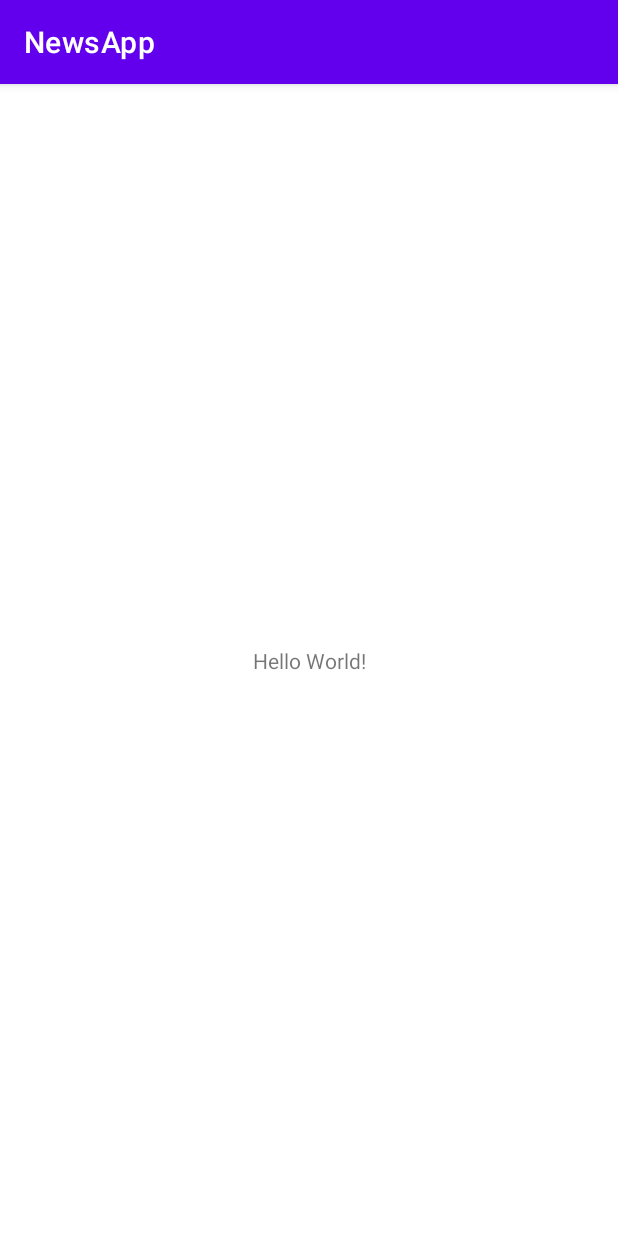
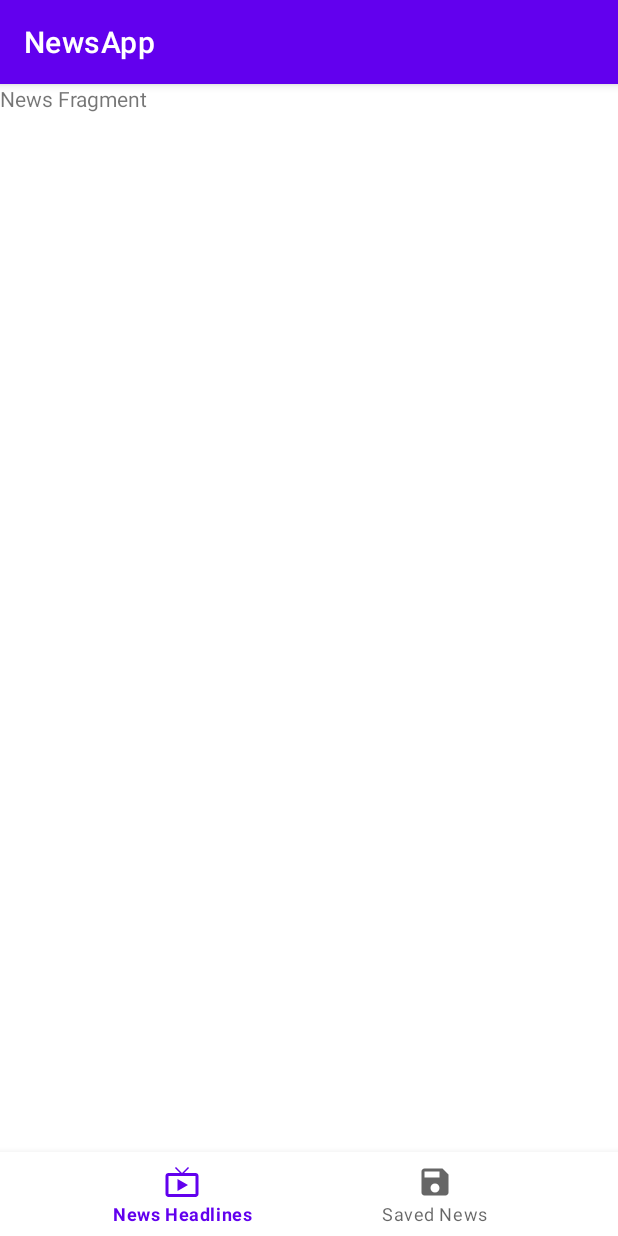
Before and after one commit to abdulvvahid/NewsApp, an Android app: the screen it shows after launch (MainActivity), on a phone screen of 412 x 824 dp. Run offline under Robolectric (Android 15) with nearby library versions, the phone set to English and light mode, and no system bars; our stand-ins replace Dagger/Hilt's generated code, data binding, navigation-ui.

Commit message:
Fragmentlar ve nav bar oluşturuldu.

```diff
--- a/app/build.gradle
+++ b/app/build.gradle
@@ -3,6 +3,7 @@ plugins {
     id 'kotlin-android'
     id 'kotlin-kapt'
     id 'dagger.hilt.android.plugin'
+    id 'androidx.navigation.safeargs'
 }
 
 android {
@@ -48,6 +49,7 @@ dependencies {
     implementation 'androidx.appcompat:appcompat:1.3.1'
     implementation 'com.google.android.material:material:1.4.0'
     implementation 'androidx.constraintlayout:constraintlayout:2.0.4'
+    implementation 'androidx.legacy:legacy-support-v4:1.0.0'
 
     def lifecycle_version = "2.4.0-alpha03"
 
@@ -78,6 +80,10 @@ dependencies {
     implementation "com.google.dagger:hilt-android:2.38.1"
     kapt "com.google.dagger:hilt-compiler:2.38.1"
 
+    // Navigation -- https://developer.android.com/jetpack/androidx/releases/navigation
+    implementation "androidx.navigation:navigation-fragment-ktx:2.3.5"
+    implementation "androidx.navigation:navigation-ui-ktx:2.3.5"
+
     // MockWebServer -- https://github.com/square/okhttp/tree/master/mockwebserver
     testImplementation "com.squareup.okhttp3:mockwebserver:4.9.1"
 
--- /dev/null
+++ b/app/src/main/java/com/noor/newsapp/InfoFragment.kt
@@ -0,0 +1,23 @@
+package com.noor.newsapp
+
+import android.os.Bundle
+import androidx.fragment.app.Fragment
+import android.view.LayoutInflater
+import android.view.View
+import android.view.ViewGroup
+import com.noor.newsapp.databinding.FragmentInfoBinding
+
+class InfoFragment : Fragment() {
+
+    private lateinit var binding: FragmentInfoBinding
+
+    override fun onCreateView(
+        inflater: LayoutInflater, container: ViewGroup?,
+        savedInstanceState: Bundle?
+    ): View? {
+        binding = FragmentInfoBinding.inflate(layoutInflater, container, false)
+        // Inflate the layout for this fragment
+        return binding.root
+    }
+
+}
--- a/app/src/main/java/com/noor/newsapp/MainActivity.kt
+++ b/app/src/main/java/com/noor/newsapp/MainActivity.kt
@@ -2,10 +2,24 @@ package com.noor.newsapp
 
 import androidx.appcompat.app.AppCompatActivity
 import android.os.Bundle
+import androidx.databinding.DataBindingUtil
+import androidx.navigation.fragment.NavHostFragment
+import androidx.navigation.ui.setupWithNavController
+import com.noor.newsapp.databinding.ActivityMainBinding
 
 class MainActivity : AppCompatActivity() {
+
+    private lateinit var binding: ActivityMainBinding
+
     override fun onCreate(savedInstanceState: Bundle?) {
         super.onCreate(savedInstanceState)
-        setContentView(R.layout.activity_main)
+        binding = ActivityMainBinding.inflate(layoutInflater)
+        setContentView(binding.root)
+
+        val navHostFragment = supportFragmentManager.findFragmentById(R.id.fragmentContainerView) as NavHostFragment
+        val navController = navHostFragment.navController
+        binding.bottomNavigationBar.setupWithNavController(
+            navController
+        )
     }
 }
--- /dev/null
+++ b/app/src/main/java/com/noor/newsapp/NewsFragment.kt
@@ -0,0 +1,22 @@
+package com.noor.newsapp
+
+import android.os.Bundle
+import androidx.fragment.app.Fragment
+import android.view.LayoutInflater
+import android.view.View
+import android.view.ViewGroup
+import com.noor.newsapp.databinding.FragmentNewsBinding
+
+class NewsFragment : Fragment() {
+
+    private lateinit var binding: FragmentNewsBinding
+    override fun onCreateView(
+        inflater: LayoutInflater, container: ViewGroup?,
+        savedInstanceState: Bundle?
+    ): View? {
+        // Inflate the layout for this fragment
+        binding = FragmentNewsBinding.inflate(layoutInflater, container, false)
+        return binding.root
+    }
+
+}
--- /dev/null
+++ b/app/src/main/java/com/noor/newsapp/SavedFragment.kt
@@ -0,0 +1,23 @@
+package com.noor.newsapp
+
+import android.os.Bundle
+import androidx.fragment.app.Fragment
+import android.view.LayoutInflater
+import android.view.View
+import android.view.ViewGroup
+import com.noor.newsapp.databinding.FragmentSavedBinding
+
+class SavedFragment : Fragment() {
+
+    private lateinit var binding: FragmentSavedBinding
+
+    override fun onCreateView(
+        inflater: LayoutInflater, container: ViewGroup?,
+        savedInstanceState: Bundle?
+    ): View? {
+        binding = FragmentSavedBinding.inflate(layoutInflater, container, false)
+        // Inflate the layout for this fragment
+        return binding.root
+    }
+
+}
--- a/app/src/main/java/com/noor/newsapp/presentation/NewsApp.kt
+++ b/app/src/main/java/com/noor/newsapp/presentation/NewsApp.kt
@@ -4,5 +4,4 @@ import android.app.Application
 import dagger.hilt.android.HiltAndroidApp
 
 @HiltAndroidApp
-class NewsApp: Application() {
-}
+class NewsApp: Application()
--- /dev/null
+++ b/app/src/main/res/drawable/ic_save.xml
@@ -0,0 +1,10 @@
+<vector xmlns:android="http://schemas.android.com/apk/res/android"
+    android:width="24dp"
+    android:height="24dp"
+    android:viewportWidth="24"
+    android:viewportHeight="24"
+    android:tint="?attr/colorControlNormal">
+  <path
+      android:fillColor="@android:color/white"
+      android:pathData="M17,3L5,3c-1.11,0 -2,0.9 -2,2v14c0,1.1 0.89,2 2,2h14c1.1,0 2,-0.9 2,-2L21,7l-4,-4zM12,19c-1.66,0 -3,-1.34 -3,-3s1.34,-3 3,-3 3,1.34 3,3 -1.34,3 -3,3zM15,9L5,9L5,5h10v4z"/>
+</vector>
--- /dev/null
+++ b/app/src/main/res/drawable/ic_tv.xml
@@ -0,0 +1,10 @@
+<vector xmlns:android="http://schemas.android.com/apk/res/android"
+    android:width="24dp"
+    android:height="24dp"
+    android:viewportWidth="24"
+    android:viewportHeight="24"
+    android:tint="?attr/colorControlNormal">
+  <path
+      android:fillColor="@android:color/white"
+      android:pathData="M21,6h-7.59l3.29,-3.29L16,2l-4,4 -4,-4 -0.71,0.71L10.59,6L3,6c-1.1,0 -2,0.89 -2,2v12c0,1.1 0.9,2 2,2h18c1.1,0 2,-0.9 2,-2L23,8c0,-1.11 -0.9,-2 -2,-2zM21,20L3,20L3,8h18v12zM9,10v8l7,-4z"/>
+</vector>
--- a/app/src/main/res/layout/activity_main.xml
+++ b/app/src/main/res/layout/activity_main.xml
@@ -1,18 +1,34 @@
 <?xml version="1.0" encoding="utf-8"?>
-<androidx.constraintlayout.widget.ConstraintLayout xmlns:android="http://schemas.android.com/apk/res/android"
+<layout xmlns:android="http://schemas.android.com/apk/res/android"
     xmlns:app="http://schemas.android.com/apk/res-auto"
-    xmlns:tools="http://schemas.android.com/tools"
+    xmlns:tools="http://schemas.android.com/tools">
+
+    <androidx.constraintlayout.widget.ConstraintLayout
         android:layout_width="match_parent"
         android:layout_height="match_parent"
         tools:context=".MainActivity">
 
-    <TextView
-        android:layout_width="wrap_content"
+
+        <androidx.fragment.app.FragmentContainerView
+            android:id="@+id/fragmentContainerView"
+            android:name="androidx.navigation.fragment.NavHostFragment"
+            android:layout_width="match_parent"
+            android:layout_height="0dp"
+            app:defaultNavHost="true"
+            app:layout_constraintBottom_toTopOf="@+id/bottom_navigation_bar"
+            app:layout_constraintEnd_toEndOf="parent"
+            app:layout_constraintStart_toStartOf="parent"
+            app:layout_constraintTop_toTopOf="parent"
+            app:navGraph="@navigation/nav_graph" />
+
+        <com.google.android.material.bottomnavigation.BottomNavigationView
+            android:id="@+id/bottom_navigation_bar"
+            android:layout_width="match_parent"
             android:layout_height="wrap_content"
-        android:text="Hello World!"
             app:layout_constraintBottom_toBottomOf="parent"
-        app:layout_constraintLeft_toLeftOf="parent"
-        app:layout_constraintRight_toRightOf="parent"
-        app:layout_constraintTop_toTopOf="parent" />
+            app:layout_constraintEnd_toEndOf="parent"
+            app:layout_constraintStart_toStartOf="parent"
+            app:menu="@menu/bottom_menu" />
 
     </androidx.constraintlayout.widget.ConstraintLayout>
+</layout>
--- /dev/null
+++ b/app/src/main/res/layout/fragment_info.xml
@@ -0,0 +1,16 @@
+<?xml version="1.0" encoding="utf-8"?>
+<layout xmlns:android="http://schemas.android.com/apk/res/android"
+    xmlns:tools="http://schemas.android.com/tools">
+
+    <FrameLayout
+        android:layout_width="match_parent"
+        android:layout_height="match_parent"
+        tools:context=".InfoFragment">
+
+        <TextView
+            android:layout_width="match_parent"
+            android:layout_height="match_parent"
+            android:text="Info Fragment" />
+
+    </FrameLayout>
+</layout>
--- /dev/null
+++ b/app/src/main/res/layout/fragment_news.xml
@@ -0,0 +1,17 @@
+<?xml version="1.0" encoding="utf-8"?>
+<layout xmlns:android="http://schemas.android.com/apk/res/android"
+    xmlns:tools="http://schemas.android.com/tools">
+
+    <FrameLayout
+        android:layout_width="match_parent"
+        android:layout_height="match_parent"
+        tools:context=".NewsFragment">
+
+        <!-- TODO: Update blank fragment layout -->
+        <TextView
+            android:layout_width="match_parent"
+            android:layout_height="match_parent"
+            android:text="News Fragment " />
+
+    </FrameLayout>
+</layout>
--- /dev/null
+++ b/app/src/main/res/layout/fragment_saved.xml
@@ -0,0 +1,17 @@
+<?xml version="1.0" encoding="utf-8"?>
+<layout xmlns:android="http://schemas.android.com/apk/res/android"
+    xmlns:tools="http://schemas.android.com/tools">
+
+    <FrameLayout
+        android:layout_width="match_parent"
+        android:layout_height="match_parent"
+        tools:context=".SavedFragment">
+
+        <!-- TODO: Update blank fragment layout -->
+        <TextView
+            android:layout_width="match_parent"
+            android:layout_height="match_parent"
+            android:text="Saved Fragment" />
+
+    </FrameLayout>
+</layout>
--- /dev/null
+++ b/app/src/main/res/menu/bottom_menu.xml
@@ -0,0 +1,13 @@
+<?xml version="1.0" encoding="utf-8"?>
+<menu xmlns:android="http://schemas.android.com/apk/res/android"
+    xmlns:app="http://schemas.android.com/apk/res-auto">
+
+    <item
+        android:id="@+id/newsFragment"
+        android:icon="@drawable/ic_tv"
+        android:title="News Headlines" />
+    <item
+        android:id="@+id/savedFragment"
+        android:icon="@drawable/ic_save"
+        android:title="Saved News" />
+</menu>
--- /dev/null
+++ b/app/src/main/res/navigation/nav_graph.xml
@@ -0,0 +1,31 @@
+<?xml version="1.0" encoding="utf-8"?>
+<navigation xmlns:android="http://schemas.android.com/apk/res/android"
+    xmlns:app="http://schemas.android.com/apk/res-auto"
+    xmlns:tools="http://schemas.android.com/tools"
+    android:id="@+id/nav_graph"
+    app:startDestination="@id/newsFragment">
+
+    <fragment
+        android:id="@+id/newsFragment"
+        android:name="com.noor.newsapp.NewsFragment"
+        android:label="fragment_news"
+        tools:layout="@layout/fragment_news" >
+        <action
+            android:id="@+id/action_newsFragment_to_infoFragment"
+            app:destination="@id/infoFragment" />
+    </fragment>
+    <fragment
+        android:id="@+id/savedFragment"
+        android:name="com.noor.newsapp.SavedFragment"
+        android:label="fragment_saved"
+        tools:layout="@layout/fragment_saved" >
+        <action
+            android:id="@+id/action_savedFragment_to_infoFragment"
+            app:destination="@id/infoFragment" />
+    </fragment>
+    <fragment
+        android:id="@+id/infoFragment"
+        android:name="com.noor.newsapp.InfoFragment"
+        android:label="fragment_info"
+        tools:layout="@layout/fragment_info" />
+</navigation>
--- a/app/src/main/res/values/strings.xml
+++ b/app/src/main/res/values/strings.xml
@@ -1,3 +1,5 @@
 <resources>
     <string name="app_name">NewsApp</string>
+    <!-- TODO: Remove or change this placeholder text -->
+    <string name="hello_blank_fragment">Hello blank fragment</string>
 </resources>
--- a/build.gradle
+++ b/build.gradle
@@ -1,6 +1,6 @@
 // Top-level build file where you can add configuration options common to all sub-projects/modules.
 buildscript {
-    ext.kotlin_version = '1.5.20'
+    ext.kotlin_version = '1.5.21'
     repositories {
         google()
         mavenCentral()
@@ -9,6 +9,7 @@ buildscript {
         classpath "com.android.tools.build:gradle:4.2.0-beta05"
         classpath "org.jetbrains.kotlin:kotlin-gradle-plugin:$kotlin_version"
         classpath "com.google.dagger:hilt-android-gradle-plugin:2.38.1"
+        classpath("androidx.navigation:navigation-safe-args-gradle-plugin:2.3.5")
 
         // NOTE: Do not place your application dependencies here; they belong
         // in the individual module build.gradle files
```
Lines whose indentation alone changed are shown as unchanged.
